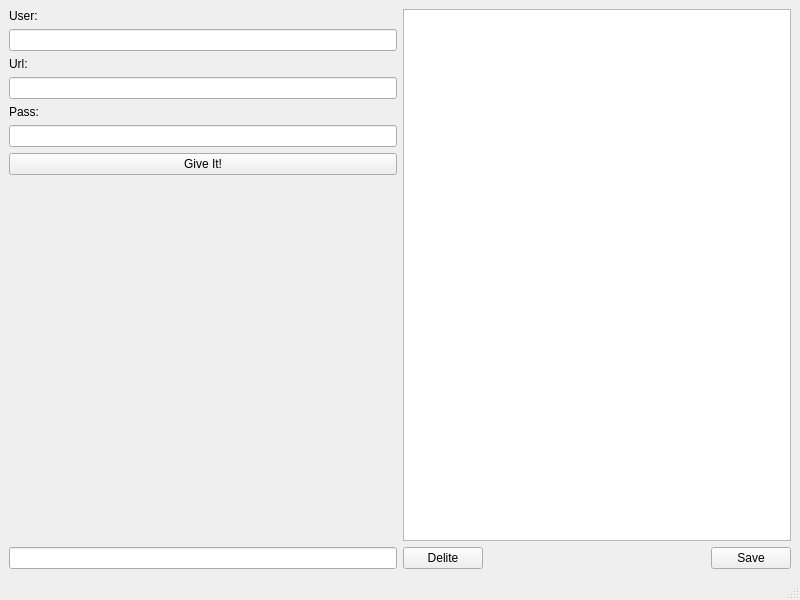
Before: the Qt Designer form maxi/main_pass.ui in Friz-zy/pass, drawn with Qt 5.
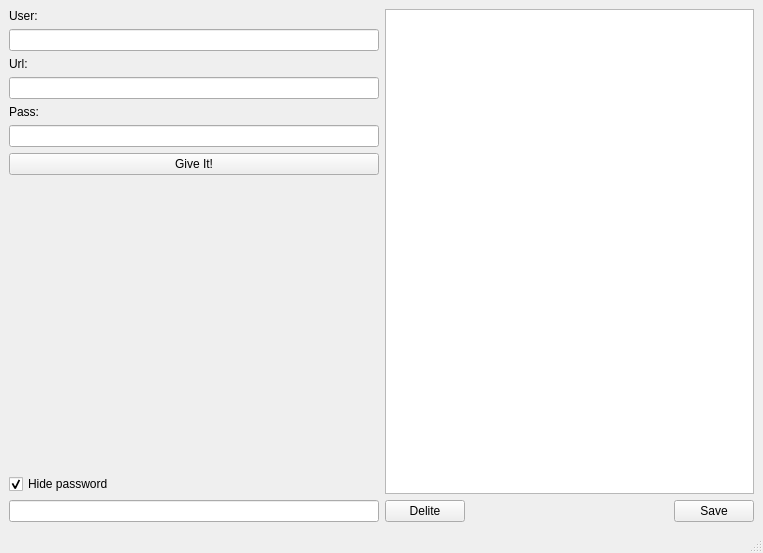
After: the same form once the commit is applied.

Commit message: add check box for hidding password

```diff
--- a/maxi/main_pass.ui
+++ b/maxi/main_pass.ui
@@ -6,8 +6,8 @@
    <rect>
     <x>0</x>
     <y>0</y>
-    <width>800</width>
-    <height>600</height>
+    <width>763</width>
+    <height>553</height>
    </rect>
   </property>
   <property name="windowTitle">
@@ -91,6 +91,19 @@
         </property>
        </spacer>
       </item>
+      <item>
+       <widget class="QCheckBox" name="checkBox">
+        <property name="enabled">
+         <bool>true</bool>
+        </property>
+        <property name="text">
+         <string>Hide password</string>
+        </property>
+        <property name="checked">
+         <bool>true</bool>
+        </property>
+       </widget>
+      </item>
       <item>
        <widget class="QLineEdit" name="lineEditGive"/>
       </item>
```
Left out of the diff: 2 changed lines with no effect on the pictures. The commit also changes 2 other files.
